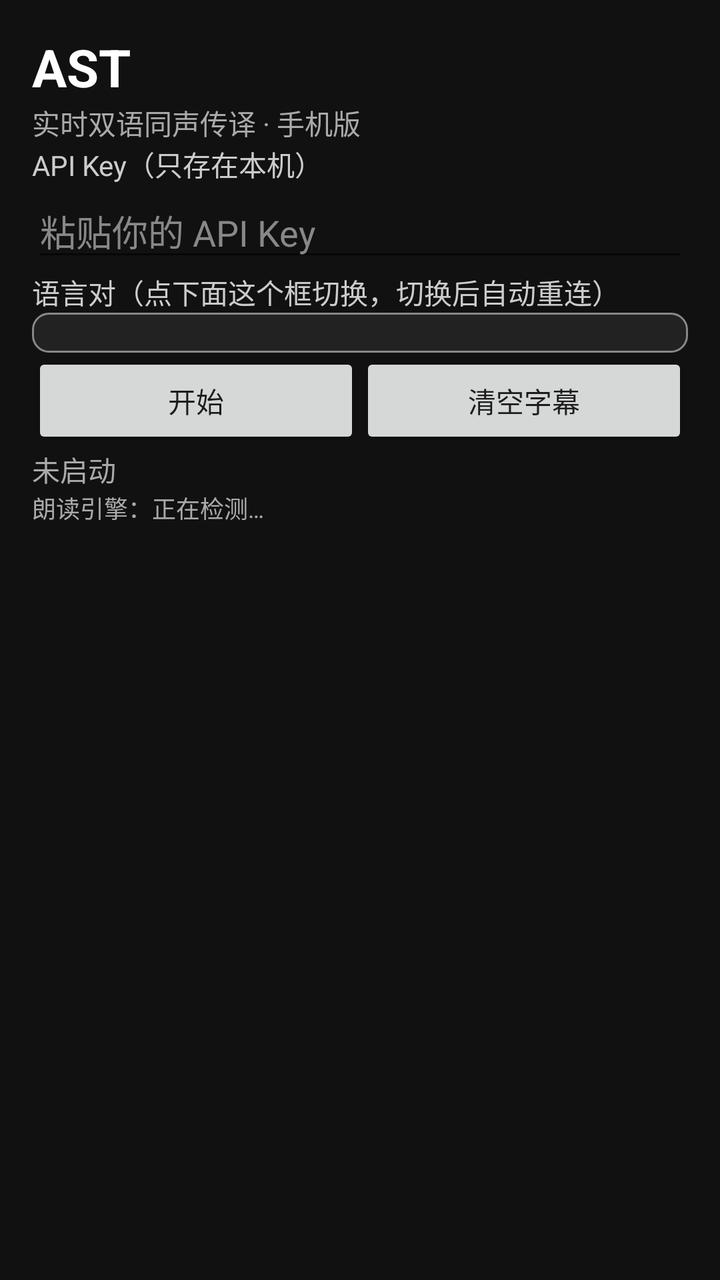
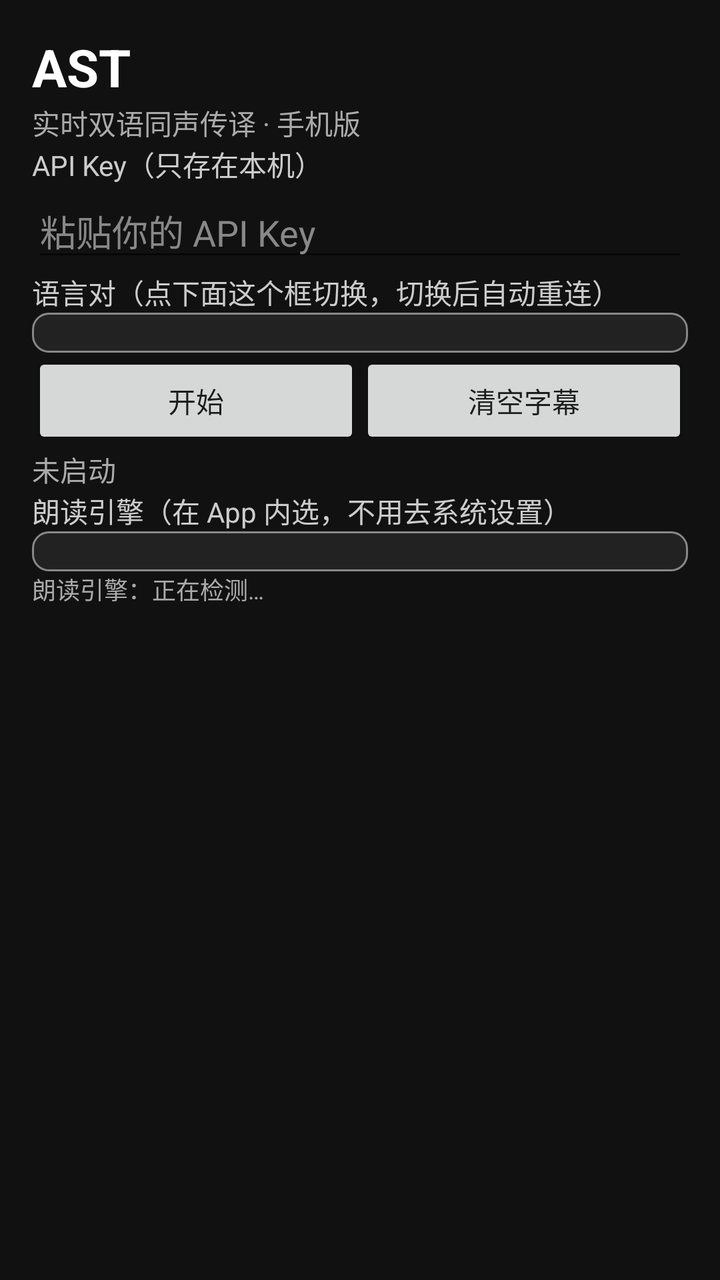

Two renders of the same Android screen: before a commit and after it. Below are the layout's source before the change and the commit's diff.
<!-- AndroidManifest.xml: application theme Theme.AppCompat.Light.NoActionBar -->
<!-- res/layout/activity_main.xml -->
<?xml version="1.0" encoding="utf-8"?>
<LinearLayout xmlns:android="http://schemas.android.com/apk/res/android"
    android:layout_width="match_parent" android:layout_height="match_parent" android:orientation="vertical" android:background="#111111" android:padding="16dp">
    <TextView android:layout_width="wrap_content" android:layout_height="wrap_content" android:text="AST" android:textSize="26sp" android:textStyle="bold" android:textColor="#FFFFFF" />
    <TextView android:layout_width="wrap_content" android:layout_height="wrap_content" android:text="实时双语同声传译 · 手机版" android:textSize="14sp" android:textColor="#AAAAAA" />
    <TextView android:layout_width="wrap_content" android:layout_height="wrap_content" android:text="API Key（只存在本机）" android:textColor="#CCCCCC" />
    <EditText android:id="@+id/keyEdit" android:layout_width="match_parent" android:layout_height="wrap_content" android:hint="粘贴你的 API Key" android:inputType="textPassword" android:textColor="#FFFFFF" android:textColorHint="#888888" />
    <TextView android:layout_width="wrap_content" android:layout_height="wrap_content" android:text="语言对（点下面这个框切换，切换后自动重连）" android:textColor="#CCCCCC" />
    <Spinner android:id="@+id/pairSpinner" android:layout_width="match_parent" android:layout_height="wrap_content" android:background="@drawable/spinner_bg" android:padding="10dp" />
    <LinearLayout android:layout_width="match_parent" android:layout_height="wrap_content" android:orientation="horizontal">
        <Button android:id="@+id/startBtn" android:layout_width="0dp" android:layout_weight="1" android:layout_height="wrap_content" android:text="开始" />
        <Button android:id="@+id/clearBtn" android:layout_width="0dp" android:layout_weight="1" android:layout_height="wrap_content" android:text="清空字幕" />
    </LinearLayout>
    <TextView android:id="@+id/statusText" android:layout_width="wrap_content" android:layout_height="wrap_content" android:text="未启动" android:textColor="#AAAAAA" />
    <TextView android:id="@+id/ttsEngineText" android:layout_width="wrap_content" android:layout_height="wrap_content" android:text="朗读引擎：正在检测…" android:textColor="#AAAAAA" android:textSize="12sp" />
    <ScrollView android:id="@+id/subScroll" android:layout_width="match_parent" android:layout_height="0dp" android:layout_weight="1" android:scrollbars="vertical" android:scrollbarStyle="insideOverlay" android:fadeScrollbars="false">
        <LinearLayout android:id="@+id/subContainer" android:layout_width="match_parent" android:layout_height="wrap_content" android:orientation="vertical" />
    </ScrollView>
    <TextView android:id="@+id/subText" android:layout_width="match_parent" android:layout_height="wrap_content" android:visibility="gone" />
</LinearLayout>
<!-- resources referenced by this layout -->
<resources>
  <!-- drawable spinner_bg (drawable) -->
  <?xml version="1.0" encoding="utf-8"?>
  <shape xmlns:android="http://schemas.android.com/apk/res/android" android:shape="rectangle">
      <solid android:color="#222222" />
      <stroke android:width="1dp" android:color="#888888" />
      <corners android:radius="8dp" />
      <padding android:left="12dp" android:top="10dp" android:right="12dp" android:bottom="10dp" />
  </shape>
</resources>

<!-- the commit's change to res/layout/activity_main.xml (unified diff, before → after) -->
@@ -12,6 +12,8 @@
         <Button android:id="@+id/clearBtn" android:layout_width="0dp" android:layout_weight="1" android:layout_height="wrap_content" android:text="清空字幕" />
     </LinearLayout>
     <TextView android:id="@+id/statusText" android:layout_width="wrap_content" android:layout_height="wrap_content" android:text="未启动" android:textColor="#AAAAAA" />
+    <TextView android:layout_width="wrap_content" android:layout_height="wrap_content" android:text="朗读引擎（在 App 内选，不用去系统设置）" android:textColor="#CCCCCC" />
+    <Spinner android:id="@+id/engineSpinner" android:layout_width="match_parent" android:layout_height="wrap_content" android:background="@drawable/spinner_bg" android:padding="10dp" />
     <TextView android:id="@+id/ttsEngineText" android:layout_width="wrap_content" android:layout_height="wrap_content" android:text="朗读引擎：正在检测…" android:textColor="#AAAAAA" android:textSize="12sp" />
     <ScrollView android:id="@+id/subScroll" android:layout_width="match_parent" android:layout_height="0dp" android:layout_weight="1" android:scrollbars="vertical" android:scrollbarStyle="insideOverlay" android:fadeScrollbars="false">
         <LinearLayout android:id="@+id/subContainer" android:layout_width="match_parent" android:layout_height="wrap_content" android:orientation="vertical" />
